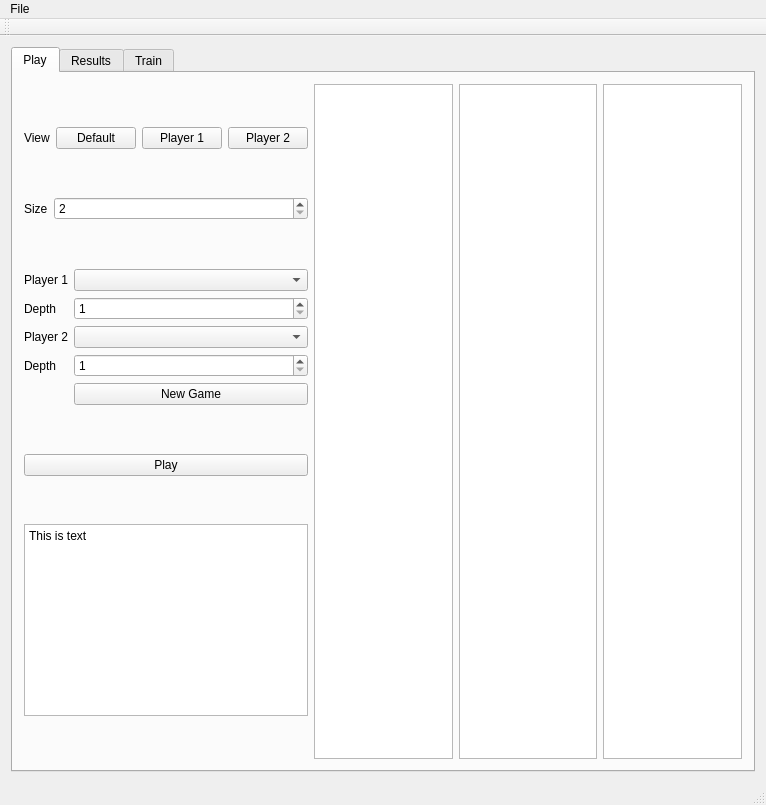
Old version of the form TIPE_Hex_QT/mainwindow.ui in the repository Phyronnaz/TIPE_Hex.
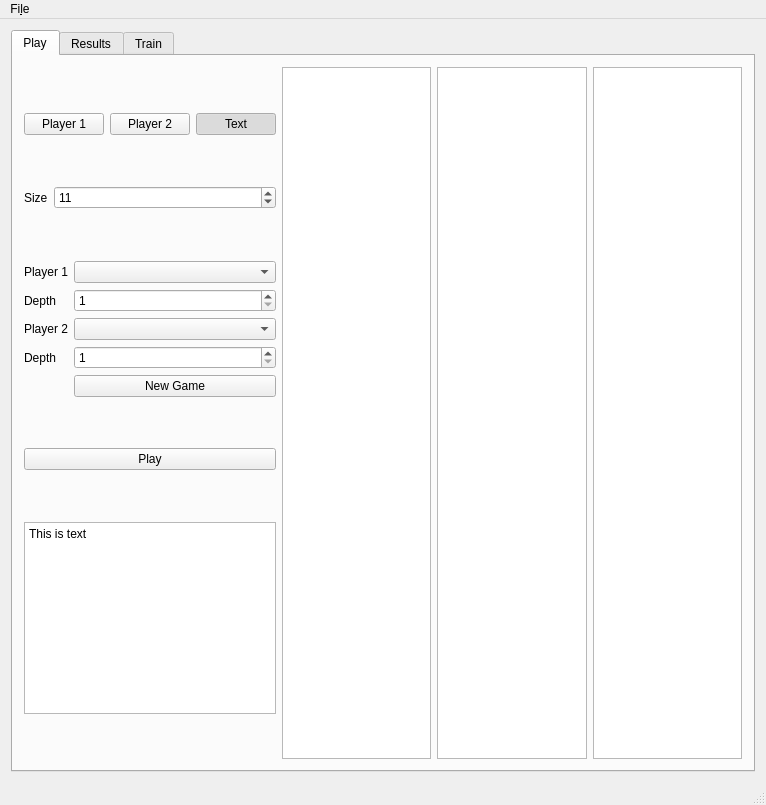
New version of the form.

```diff
--- a/TIPE_Hex_QT/mainwindow.ui
+++ b/TIPE_Hex_QT/mainwindow.ui
@@ -129,6 +129,9 @@
               <property name="minimum">
                <number>2</number>
               </property>
+              <property name="value">
+               <number>11</number>
+              </property>
              </widget>
             </item>
            </layout>
@@ -138,35 +141,6 @@
             <property name="sizeConstraint">
              <enum>QLayout::SetDefaultConstraint</enum>
             </property>
-            <item>
-             <widget class="QLabel" name="labelView">
-              <property name="sizePolicy">
-               <sizepolicy hsizetype="Preferred" vsizetype="Preferred">
-                <horstretch>0</horstretch>
-                <verstretch>0</verstretch>
-               </sizepolicy>
-              </property>
-              <property name="text">
-               <string>View</string>
-              </property>
-              <property name="alignment">
-               <set>Qt::AlignLeading|Qt::AlignLeft|Qt::AlignVCenter</set>
-              </property>
-             </widget>
-            </item>
-            <item>
-             <widget class="QPushButton" name="pushButtonViewDefault">
-              <property name="text">
-               <string>Default</string>
-              </property>
-              <property name="checkable">
-               <bool>true</bool>
-              </property>
-              <property name="checked">
-               <bool>false</bool>
-              </property>
-             </widget>
-            </item>
             <item>
              <widget class="QPushButton" name="pushButtonViewPlayer1">
               <property name="text">
@@ -187,6 +161,19 @@
               </property>
              </widget>
             </item>
+            <item>
+             <widget class="QPushButton" name="pushButtonViewText">
+              <property name="text">
+               <string>Text</string>
+              </property>
+              <property name="checkable">
+               <bool>true</bool>
+              </property>
+              <property name="checked">
+               <bool>true</bool>
+              </property>
+             </widget>
+            </item>
            </layout>
           </item>
           <item row="4" column="0">
@@ -797,25 +784,17 @@
      <x>0</x>
      <y>0</y>
      <width>766</width>
-     <height>19</height>
+     <height>29</height>
     </rect>
    </property>
    <widget class="QMenu" name="menuFile">
     <property name="title">
-     <string>File</string>
+     <string>Fi&amp;le</string>
     </property>
     <addaction name="actionOpen"/>
    </widget>
    <addaction name="menuFile"/>
   </widget>
-  <widget class="QToolBar" name="mainToolBar">
-   <attribute name="toolBarArea">
-    <enum>TopToolBarArea</enum>
-   </attribute>
-   <attribute name="toolBarBreak">
-    <bool>false</bool>
-   </attribute>
-  </widget>
   <widget class="QStatusBar" name="statusBar"/>
   <action name="actionOpen">
    <property name="text">
```
Left out of the diff: 11 changed lines with no effect on the pictures.
